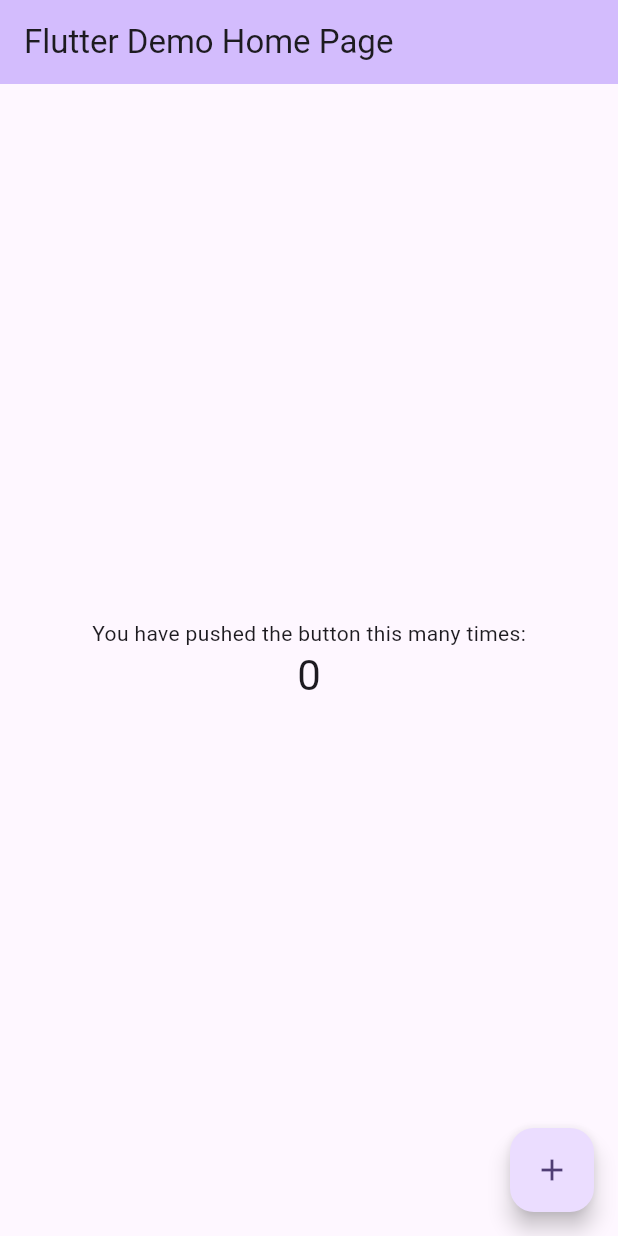
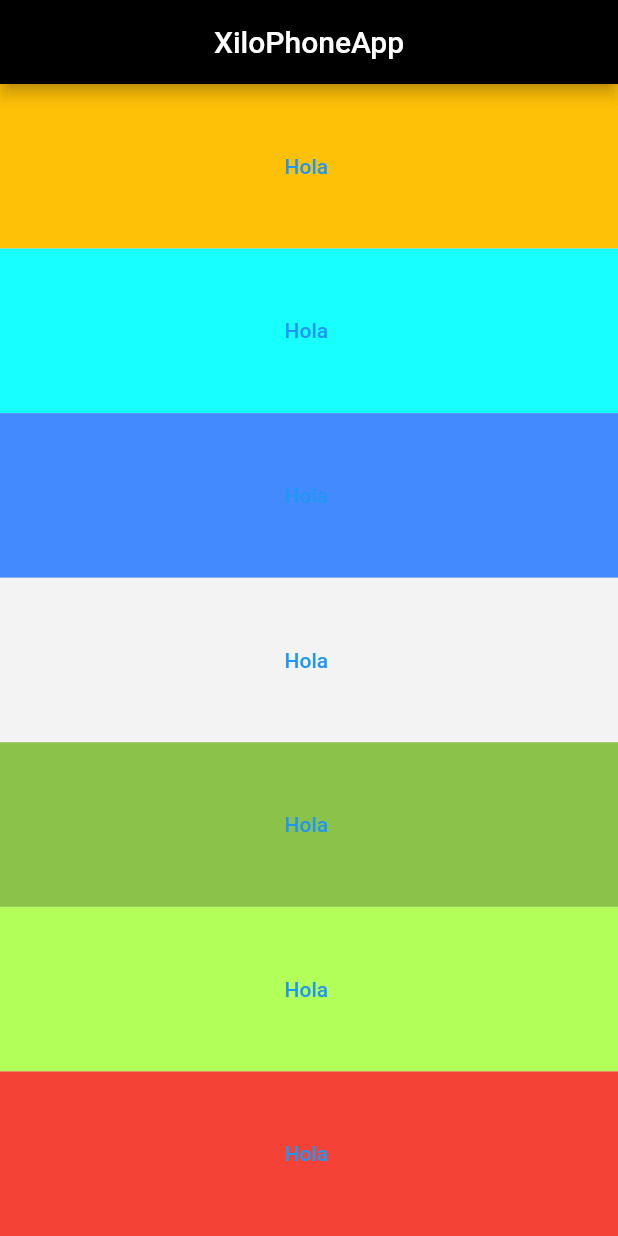
Before and after one commit to DinoPJ/flutter_codigo_xylophone, a Flutter app: the screen it shows after launch, on a phone screen of 412 x 824 dp. Run offline on Flutter 3.47's test engine with Material 2 defaults, Android fonts, the phone set to English and light mode, and no system bars; our stand-ins replace audioplayers.

Commit message:
commit finish

```diff
--- a/lib/main.dart
+++ b/lib/main.dart
@@ -1,125 +1,65 @@
+import 'package:audioplayers/audioplayers.dart';
 import 'package:flutter/material.dart';
 
 void main() {
-  runApp(const MyApp());
+  runApp(MyApp());
 }
 
 class MyApp extends StatelessWidget {
-  const MyApp({super.key});
-
-  // This widget is the root of your application.
   @override
   Widget build(BuildContext context) {
     return MaterialApp(
-      title: 'Flutter Demo',
-      theme: ThemeData(
-        // This is the theme of your application.
-        //
-        // TRY THIS: Try running your application with "flutter run". You'll see
-        // the application has a blue toolbar. Then, without quitting the app,
-        // try changing the seedColor in the colorScheme below to Colors.green
-        // and then invoke "hot reload" (save your changes or press the "hot
-        // reload" button in a Flutter-supported IDE, or press "r" if you used
-        // the command line to start the app).
-        //
-        // Notice that the counter didn't reset back to zero; the application
-        // state is not lost during the reload. To reset the state, use hot
-        // restart instead.
-        //
-        // This works for code too, not just values: Most code changes can be
-        // tested with just a hot reload.
-        colorScheme: ColorScheme.fromSeed(seedColor: Colors.deepPurple),
-        useMaterial3: true,
-      ),
-      home: const MyHomePage(title: 'Flutter Demo Home Page'),
+      home: HomePage(),
     );
   }
 }
 
-class MyHomePage extends StatefulWidget {
-  const MyHomePage({super.key, required this.title});
+class HomePage extends StatelessWidget {
+  void playNote(int note) {
+    //FUNCION PARA REPRODUCIR NOTA DE MUSICA
+    //al crear un intero como parametro para cambiar el numero de la nota.
+    AudioPlayer mandarina = AudioPlayer();
+    mandarina.play(AssetSource("audios/note$note.wav"));
+  }
 
-  // This widget is the home page of your application. It is stateful, meaning
-  // that it has a State object (defined below) that contains fields that affect
-  // how it looks.
-
-  // This class is the configuration for the state. It holds the values (in this
-  // case the title) provided by the parent (in this case the App widget) and
-  // used by the build method of the State. Fields in a Widget subclass are
-  // always marked "final".
-
-  final String title;
-
-  @override
-  State<MyHomePage> createState() => _MyHomePageState();
-}
-
-class _MyHomePageState extends State<MyHomePage> {
-  int _counter = 0;
-
-  void _incrementCounter() {
-    setState(() {
-      // This call to setState tells the Flutter framework that something has
-      // changed in this State, which causes it to rerun the build method below
-      // so that the display can reflect the updated values. If we changed
-      // _counter without calling setState(), then the build method would not be
-      // called again, and so nothing would appear to happen.
-      _counter++;
-    });
+  Widget buildKey(Color colorExpande,int note) {
+    //se crea parametros para modificar el color y el numero para la nota musical
+    return Expanded(
+      child: Container(
+          color: colorExpande,
+          child: TextButton(
+              onPressed: () {
+                playNote(note);
+              },
+              child: Text("Hola ")
+          )
+      ),
+    );
   }
 
   @override
   Widget build(BuildContext context) {
-    // This method is rerun every time setState is called, for instance as done
-    // by the _incrementCounter method above.
-    //
-    // The Flutter framework has been optimized to make rerunning build methods
-    // fast, so that you can just rebuild anything that needs updating rather
-    // than having to individually change instances of widgets.
     return Scaffold(
+      backgroundColor: Colors.black12,
       appBar: AppBar(
-        // TRY THIS: Try changing the color here to a specific color (to
-        // Colors.amber, perhaps?) and trigger a hot reload to see the AppBar
-        // change color while the other colors stay the same.
-        backgroundColor: Theme.of(context).colorScheme.inversePrimary,
-        // Here we take the value from the MyHomePage object that was created by
-        // the App.build method, and use it to set our appbar title.
-        title: Text(widget.title),
+        title: Text("XiloPhoneApp"),
+        centerTitle: true,
+        backgroundColor: Colors.black,
       ),
-      body: Center(
-        // Center is a layout widget. It takes a single child and positions it
-        // in the middle of the parent.
-        child: Column(
-          // Column is also a layout widget. It takes a list of children and
-          // arranges them vertically. By default, it sizes itself to fit its
-          // children horizontally, and tries to be as tall as its parent.
-          //
-          // Column has various properties to control how it sizes itself and
-          // how it positions its children. Here we use mainAxisAlignment to
-          // center the children vertically; the main axis here is the vertical
-          // axis because Columns are vertical (the cross axis would be
-          // horizontal).
-          //
-          // TRY THIS: Invoke "debug painting" (choose the "Toggle Debug Paint"
-          // action in the IDE, or press "p" in the console), to see the
-          // wireframe for each widget.
-          mainAxisAlignment: MainAxisAlignment.center,
-          children: <Widget>[
-            const Text(
-              'You have pushed the button this many times:',
-            ),
-            Text(
-              '$_counter',
-              style: Theme.of(context).textTheme.headlineMedium,
-            ),
-          ],
-        ),
+      body: Column(
+        crossAxisAlignment: CrossAxisAlignment.stretch,
+        children: [
+          buildKey(Colors.amber,2),
+          buildKey(Colors.cyanAccent,5),
+          buildKey(Colors.blueAccent, 7),
+          buildKey(Colors.white60,3),
+          buildKey(Colors.lightGreen , 4),
+          buildKey(Colors.lightGreenAccent, 1),
+          buildKey(Colors.red, 6)
+
+
+        ],
       ),
-      floatingActionButton: FloatingActionButton(
-        onPressed: _incrementCounter,
-        tooltip: 'Increment',
-        child: const Icon(Icons.add),
-      ), // This trailing comma makes auto-formatting nicer for build methods.
     );
   }
 }
--- a/pubspec.yaml
+++ b/pubspec.yaml
@@ -35,6 +35,7 @@ dependencies:
   # The following adds the Cupertino Icons font to your application.
   # Use with the CupertinoIcons class for iOS style icons.
   cupertino_icons: ^1.0.2
+  audioplayers: ^4.1.0
 
 dev_dependencies:
   flutter_test:
@@ -59,8 +60,8 @@ flutter:
   uses-material-design: true
 
   # To add assets to your application, add an assets section, like this:
-  # assets:
-  #   - images/a_dot_burr.jpeg
+  assets:
+      - assets/audios/
   #   - images/a_dot_ham.jpeg
 
   # An image asset can refer to one or more resolution-specific "variants", see
```
Also changed, not shown: pubspec.lock, 12 other files.
